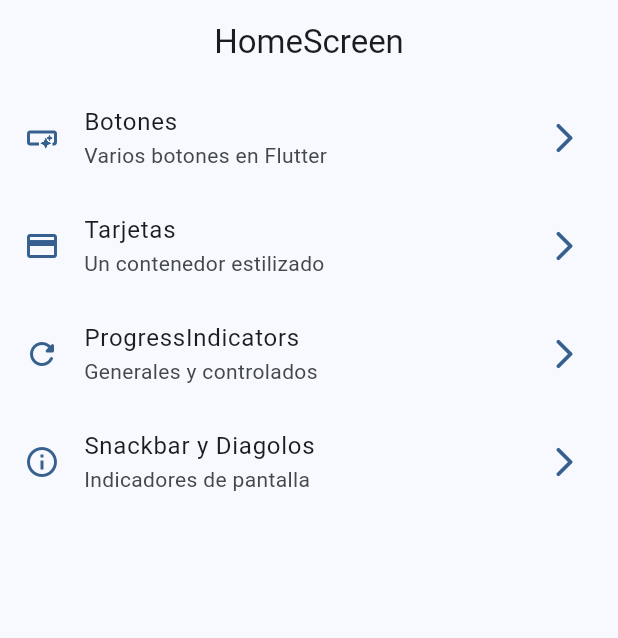
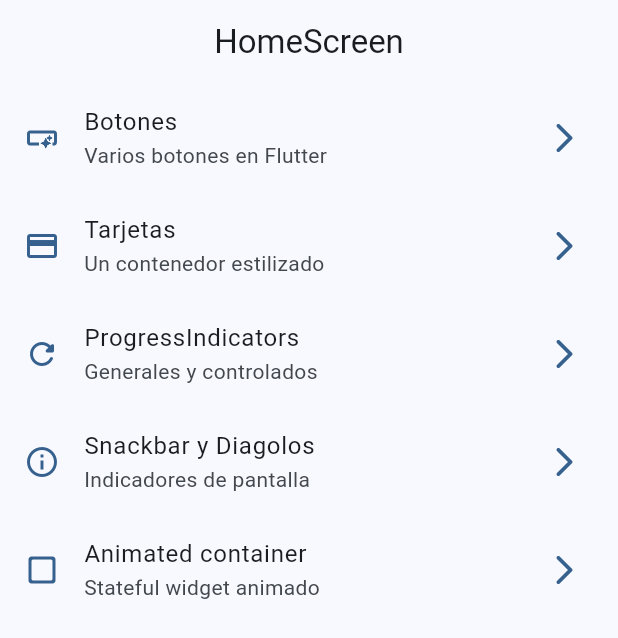
Before and after one commit to dvl666/widgets_app, a Flutter app: the screen it shows after launch, on a phone screen of 412 x 824 dp. Shown: the top 638 px of the screen. Run offline on Flutter 3.47's test engine with Material 2 defaults, Android fonts, the phone set to English and light mode, and no system bars; our stand-ins replace go_router.

Commit message:
animated contarner finished

```diff
--- a/lib/config/menu/menu_items.dart
+++ b/lib/config/menu/menu_items.dart
@@ -53,5 +53,12 @@ const appMenuItems = <MenuItem>[
     icon: Icons.info_outline,
     goRouter: SnackBarScreen.name
   ),
+      MenuItem(
+    title: 'Animated container',
+    subtitle: 'Stateful widget animado',
+    link: '/animated',
+    icon: Icons.check_box_outline_blank_rounded,
+    goRouter: AnimatedScreen.name
+  ),
 
 ];
--- a/lib/config/router/app_router.dart
+++ b/lib/config/router/app_router.dart
@@ -29,6 +29,11 @@ final appRouter = GoRouter(
       name: SnackBarScreen.name,
       path: '/snackbars',
       builder: (context, state) => const SnackBarScreen(),
-    )
+    ),
+    GoRoute(
+      name: AnimatedScreen.name,
+      path: '/animated',
+      builder: (context, state) => const AnimatedScreen(),
+    ),
   ],
 );
```
Also changed, not shown: lib/presentation/screens/animated/animated_screen.dart (+53 -2 lines).
